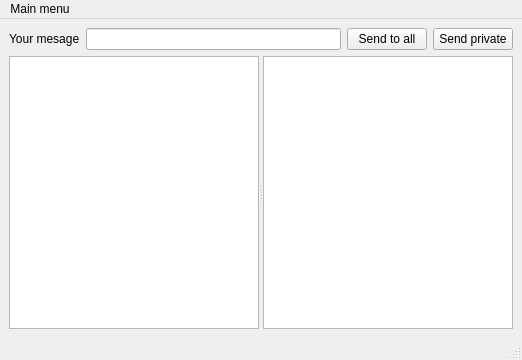
EdIsAvailable/final_-PJ-, file srvr/mainwindow.ui: the form before one commit.
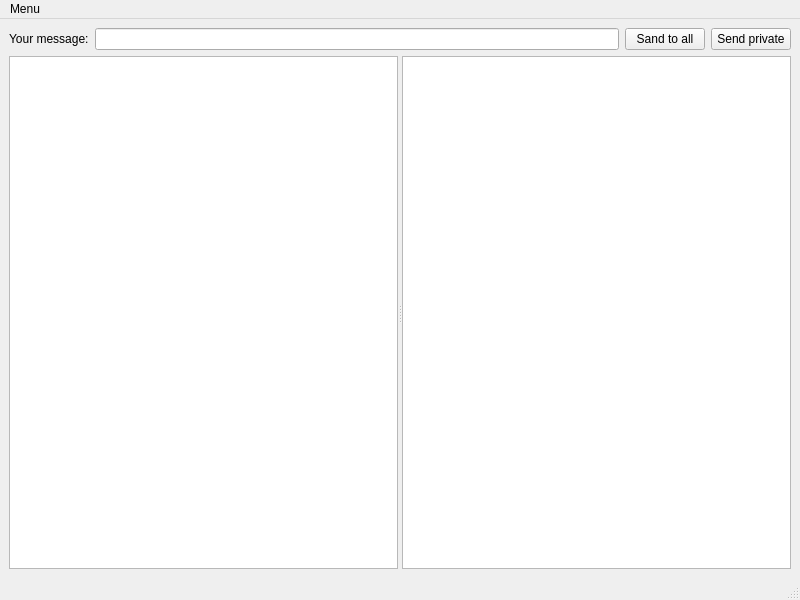
The form after the commit.

Diff of the .ui file:
```diff
--- a/srvr/mainwindow.ui
+++ b/srvr/mainwindow.ui
@@ -6,13 +6,16 @@
    <rect>
     <x>0</x>
     <y>0</y>
-    <width>522</width>
-    <height>360</height>
+    <width>800</width>
+    <height>600</height>
    </rect>
   </property>
   <property name="windowTitle">
    <string>MainWindow</string>
   </property>
+  <property name="autoFillBackground">
+   <bool>false</bool>
+  </property>
   <widget class="QWidget" name="centralwidget">
    <layout class="QVBoxLayout" name="verticalLayout" stretch="0,1">
     <item>
@@ -20,7 +23,7 @@
       <item>
        <widget class="QLabel" name="label">
         <property name="text">
-         <string>Your mesage</string>
+         <string>Your message:</string>
         </property>
        </widget>
       </item>
@@ -30,7 +33,7 @@
       <item>
        <widget class="QPushButton" name="sendMessageButton">
         <property name="text">
-         <string>Send to all</string>
+         <string>Sand to all</string>
         </property>
        </widget>
       </item>
@@ -59,20 +62,20 @@
     <rect>
      <x>0</x>
      <y>0</y>
-     <width>522</width>
+     <width>800</width>
      <height>21</height>
     </rect>
    </property>
-   <widget class="QMenu" name="menuMain_menu">
+   <widget class="QMenu" name="menuMenu">
     <property name="title">
-     <string>Main menu</string>
+     <string>Menu</string>
     </property>
     <addaction name="actionOpen_another_client"/>
     <addaction name="separator"/>
     <addaction name="actionCloseClient"/>
     <addaction name="userListWidget"/>
    </widget>
-   <addaction name="menuMain_menu"/>
+   <addaction name="menuMenu"/>
   </widget>
   <widget class="QStatusBar" name="statusbar"/>
   <action name="actionOpen_another_client">
```
Left out of the diff: 38 changed lines with no effect on the pictures.
